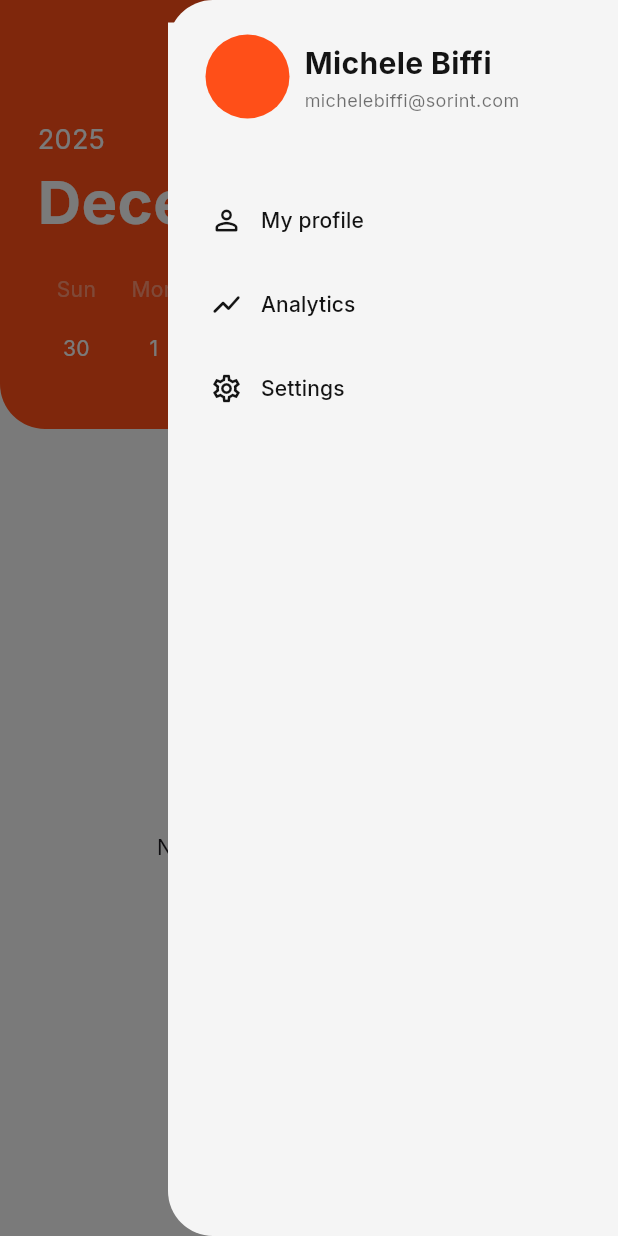
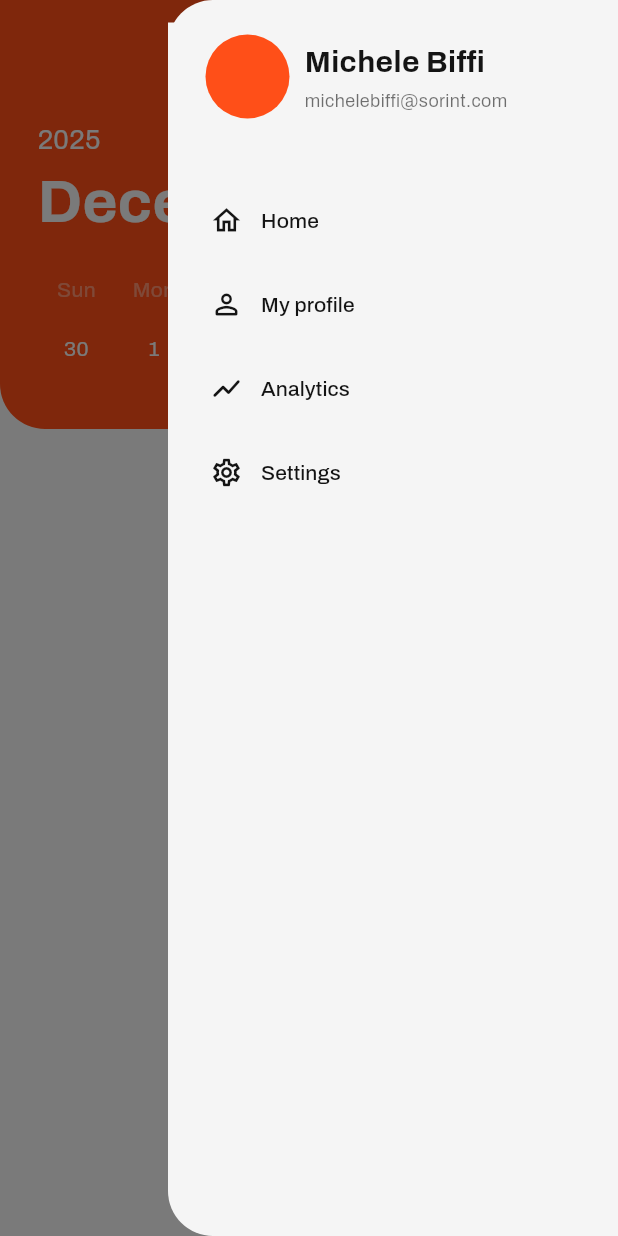
Before and after one commit to michele-biffi/logger, a Flutter app: the screen it shows after launch, after a tap on the "drag handle" icon, on a phone screen of 412 x 824 dp. Run offline on Flutter 3.47's test engine with Material 3 defaults, Android fonts, the phone set to English and light mode, and no system bars; drawn by our look-alikes of table_calendar; our stand-ins replace flutter_dotenv, google_fonts, hugeicons, supabase_flutter; accounts and stored records are empty.

Commit message:
added sample pages and relative  drawer routing + added back arrow to return to homepage from other pages

```diff
--- a/lib/components/custom_app_bar.dart
+++ b/lib/components/custom_app_bar.dart
@@ -6,6 +6,8 @@ import 'drawer.dart'; // import del drawer
 AppBar appBar(
   BuildContext context, {
   required Function(int) onDestinationSelected,
+  bool showBackButton = false,
+  VoidCallback? onBack,
 }) {
   return AppBar(
     backgroundColor: CustomColors.orange,
@@ -20,6 +22,16 @@ AppBar appBar(
       statusBarColor: Colors.transparent,
       statusBarIconBrightness: Brightness.light,
     ),
+    leading: showBackButton
+        ? IconButton(
+            onPressed: onBack,
+            icon: const Icon(
+              Icons.arrow_back_ios_new_rounded,
+              size: 22,
+              color: Colors.white,
+            ),
+          )
+        : null,
     actions: [
       IconButton(
         icon: const Icon(
--- a/lib/components/drawer.dart
+++ b/lib/components/drawer.dart
@@ -12,6 +12,11 @@ class RightDrawer extends StatelessWidget {
   final int selectedIndex;
 
   static const List<Map<String, dynamic>> _destinations = [
+    {
+      'label': 'Home',
+      'icon': Icons.home_outlined,
+      'selectedIcon': Icons.home_outlined,
+    },
     {
       'label': 'My profile',
       'icon': Icons.person_outline_rounded,
@@ -36,7 +41,7 @@ class RightDrawer extends StatelessWidget {
       height: double.infinity,
       decoration: BoxDecoration(
         color: CustomColors.whiteSmoke,
-        borderRadius: BorderRadius.only(
+        borderRadius: const BorderRadius.only(
           topLeft: Radius.circular(30),
           bottomLeft: Radius.circular(30),
         ),
@@ -63,11 +68,11 @@ class RightDrawer extends StatelessWidget {
                       //backgroundImage: AssetImage('assets/profile.jpg'),
                       backgroundColor: CustomColors.orange,
                     ),
-                    SizedBox(width: 10),
+                    const SizedBox(width: 10),
                     Column(
                       crossAxisAlignment: CrossAxisAlignment.start,
                       children: [
-                        Text(
+                        const Text(
                           'Michele Biffi',
                           style: TextStyle(
                             fontSize: 20,
@@ -93,7 +98,10 @@ class RightDrawer extends StatelessWidget {
                 (dest) => NavigationDrawerDestination(
                   label: Text(
                     dest['label'],
-                    style: TextStyle(fontSize: 14, color: CustomColors.onyx),
+                    style: const TextStyle(
+                      fontSize: 14,
+                      color: CustomColors.onyx,
+                    ),
                   ),
                   icon: Icon(dest['icon'], color: CustomColors.onyx, size: 22),
                   selectedIcon: Icon(
--- a/lib/components/log_card.dart
+++ b/lib/components/log_card.dart
@@ -62,7 +62,7 @@ class LogCard extends StatelessWidget {
             ),
             const SizedBox(height: 12),
             Text(
-              "Design Elite case studio portf",
+              title,
               style: const TextStyle(
                 fontSize: 20,
                 fontWeight: FontWeight.bold,
--- a/lib/main.dart
+++ b/lib/main.dart
@@ -2,8 +2,6 @@ import 'package:flutter/material.dart';
 import 'package:flutter_dotenv/flutter_dotenv.dart';
 import 'package:logger/colors.dart';
 import 'package:logger/pages/calendar_page.dart';
-import 'package:logger/pages/home.dart';
-import 'package:logger/pages/user.dart';
 import 'package:supabase_flutter/supabase_flutter.dart';
 import 'package:google_fonts/google_fonts.dart';
 
@@ -52,15 +50,9 @@ class MyApp extends StatelessWidget {
           hintStyle: TextStyle(color: Colors.black26, fontSize: 16),
           contentPadding: EdgeInsets.symmetric(vertical: 8, horizontal: 12),
         ),
-        textTheme: GoogleFonts.interTextTheme(),
+        textTheme: GoogleFonts.archivoTextTheme(),
       ),
-      home: HomePage(),
-      initialRoute: '/calendar',
-      routes: {
-        '/home': (context) => const HomePage(),
-        '/calendar': (context) => const CalendarPage(),
-        '/profile': (context) => const UserPage(),
-      },
+      home: CalendarPage(),
     );
   }
 }
--- a/lib/pages/calendar_page.dart
+++ b/lib/pages/calendar_page.dart
@@ -5,6 +5,9 @@ import 'package:logger/components/add_log_dialog.dart';
 import 'package:logger/components/custom_app_bar.dart';
 import 'package:logger/components/log_card.dart';
 import 'package:logger/models/log.dart';
+import 'package:logger/pages/analytics_page.dart';
+import 'package:logger/pages/settings_page.dart';
+import 'package:logger/pages/user.dart';
 import 'package:logger/services/supabase_service.dart';
 import 'package:table_calendar/table_calendar.dart';
 
@@ -21,6 +24,7 @@ class _CalendarPageState extends State<CalendarPage> {
   DateTime? _selectedDay;
   bool _isLoading = false;
   List<Log> _logs = [];
+  int _drawerSelectedIndex = -1;
 
   @override
   void initState() {
@@ -99,7 +103,7 @@ class _CalendarPageState extends State<CalendarPage> {
       if (mounted) {
         ScaffoldMessenger.of(context).showSnackBar(
           SnackBar(
-            content: Text('Errore durante il salvataggio: $error'),
+            content: Text('Errore during il salvataggio: $error'),
             backgroundColor: Colors.redAccent,
             duration: const Duration(seconds: 3),
           ),
@@ -116,12 +120,8 @@ class _CalendarPageState extends State<CalendarPage> {
     }
   }
 
-  @override
-  Widget build(BuildContext context) {
-    return Scaffold(
-      appBar: appBar(context, onDestinationSelected: (index) {}),
-      backgroundColor: CustomColors.whiteSmoke,
-      body: Column(
+  Widget _buildCalendarView() {
+    return Column(
       children: [
         Container(
           decoration: BoxDecoration(
@@ -258,8 +258,47 @@ class _CalendarPageState extends State<CalendarPage> {
           ),
         ),
       ],
+    );
+  }
+
+  @override
+  Widget build(BuildContext context) {
+    const pageOptions = [
+      UserPage(),
+      AnalyticsPage(),
+      SettingsPage(),
+    ];
+
+    return Scaffold(
+      appBar: appBar(
+        context,
+        onDestinationSelected: (index) {
+          setState(() {
+            if (index == 0) { // Home
+              _drawerSelectedIndex = -1;
+            } else {
+              final pageIndex = index - 1;
+              if (_drawerSelectedIndex == pageIndex) {
+                _drawerSelectedIndex = -1;
+              } else {
+                _drawerSelectedIndex = pageIndex;
+              }
+            }
+          });
+        },
+        showBackButton: _drawerSelectedIndex != -1,
+        onBack: () {
+          setState(() {
+            _drawerSelectedIndex = -1;
+          });
+        },
       ),
-      floatingActionButton: Padding(
+      backgroundColor: CustomColors.whiteSmoke,
+      body: _drawerSelectedIndex == -1
+          ? _buildCalendarView()
+          : pageOptions[_drawerSelectedIndex],
+      floatingActionButton: _drawerSelectedIndex == -1
+          ? Padding(
         padding: const EdgeInsets.only(bottom: 30, right: 8),
         child: SizedBox(
           height: 65,
@@ -275,7 +314,8 @@ class _CalendarPageState extends State<CalendarPage> {
             child: const Icon(Icons.add, size: 28),
           ),
         ),
-      ),
+      )
+          : null,
       floatingActionButtonLocation: FloatingActionButtonLocation.endFloat,
     );
   }
```
Also changed, not shown: lib/pages/analytics_page.dart (added, +12 -0 lines), lib/pages/settings_page.dart (added, +12 -0 lines), lib/pages/user.dart (+23 -34 lines). Lines whose indentation alone changed are shown as unchanged.
